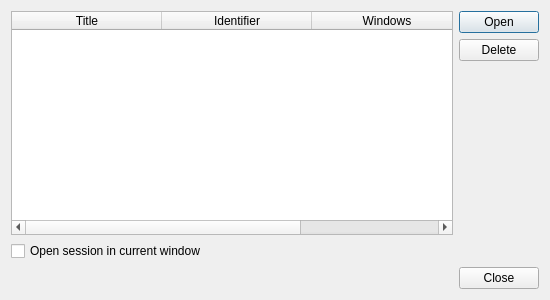
First picture: the form in src/ui/SessionsManagerDialog.ui, repository OtterBrowser/otter-browser, before the edit.
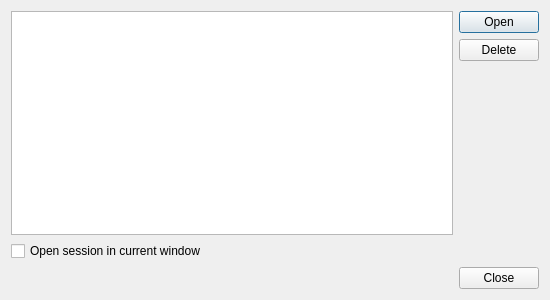
Second picture: the form after the edit. Custom widgets are drawn as their Qt base class.

Commit message: Eliminate use of QTableWidgetItem from SessionsManagerDialog

```diff
--- a/src/ui/SessionsManagerDialog.ui
+++ b/src/ui/SessionsManagerDialog.ui
@@ -17,7 +17,7 @@
    <item>
     <layout class="QHBoxLayout" name="horizontalLayout">
      <item>
-      <widget class="QTableWidget" name="sessionsWidget">
+      <widget class="Otter::ItemViewWidget" name="sessionsViewWidget">
        <property name="autoScroll">
         <bool>false</bool>
        </property>
@@ -39,39 +39,9 @@
        <property name="selectionBehavior">
         <enum>QAbstractItemView::SelectRows</enum>
        </property>
-       <property name="showGrid">
-        <bool>false</bool>
-       </property>
-       <attribute name="horizontalHeaderDefaultSectionSize">
+       <attribute name="headerDefaultSectionSize">
         <number>150</number>
        </attribute>
-       <attribute name="horizontalHeaderHighlightSections">
-        <bool>false</bool>
-       </attribute>
-       <attribute name="horizontalHeaderMinimumSectionSize">
-        <number>100</number>
-       </attribute>
-       <attribute name="horizontalHeaderStretchLastSection">
-        <bool>true</bool>
-       </attribute>
-       <attribute name="verticalHeaderVisible">
-        <bool>false</bool>
-       </attribute>
-       <column>
-        <property name="text">
-         <string>Title</string>
-        </property>
-       </column>
-       <column>
-        <property name="text">
-         <string>Identifier</string>
-        </property>
-       </column>
-       <column>
-        <property name="text">
-         <string>Windows</string>
-        </property>
-       </column>
       </widget>
      </item>
      <item>
@@ -126,6 +96,13 @@
    </item>
   </layout>
  </widget>
+ <customwidgets>
+  <customwidget>
+   <class>Otter::ItemViewWidget</class>
+   <extends>QTreeView</extends>
+   <header>src/ui/ItemViewWidget.h</header>
+  </customwidget>
+ </customwidgets>
  <resources/>
  <connections>
   <connection>
```
Left out of the diff: 6 changed lines with no effect on the pictures. The commit also changes 2 other files.
